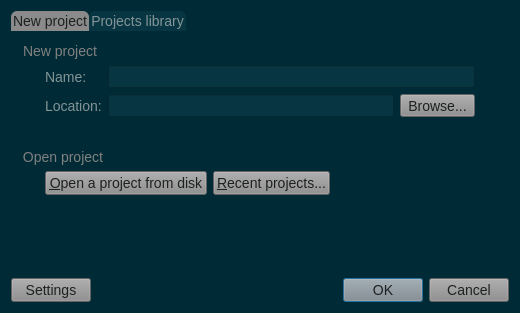
n3oxmind/gns3theme, file gns3-gui-2.1.4/gns3/ui/project_dialog.ui: the form before one commit.
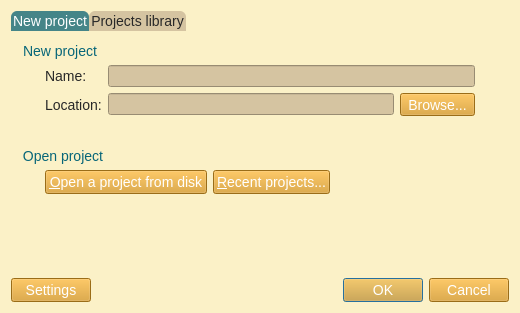
The form after the commit.

```diff
--- a/gns3-gui-2.1.4/gns3/ui/project_dialog.ui
+++ b/gns3-gui-2.1.4/gns3/ui/project_dialog.ui
@@ -18,27 +18,26 @@
   </property>
   <property name="styleSheet">
    <string notr="true">QWidget{
-	background-color: #002b36;
+	background-color: #fbf1c7;
 }
 QMenuBar::item{
-	background-color: #002b36;
+	background-color: #fbf1c7;
 }
 QDockWidget::title{
-	background: #073642;
+	background: #d5c4a1;
 	padding-left: 5px;
 }
 QDockWidget, QMenuBar{
-    color: #839496;
+    color: #282828;
     font: bold 14px;
 }
 QTextEdit, QPlainTextEdit, QLineEdit, QSpinBox, QComboBox {
-  background-color: #073642;
-  font: 13px;
-  color: #839496;
+  background-color: #d5c4a1;
+  color: #282828;
 }
 QTextEdit#uiConsoleTextEdit {
-  background-color: #002b36;
-  color: #839496;
+  background-color: #fbf1c7;
+  color: #282828;
   font: 13px;
 }
 QTabWidget {
@@ -46,84 +45,84 @@
 	border-top: 2px;
 }
 QTabBar::tab {
-    background: #073642;
-    color: #839496;
+    background: #d5c4a1;
+    color: #282828;
     min-width: 8ex;
     padding: 2px;
 	border-top-right-radius: 6px;
 	border-top-left-radius: 6px;
 }
 QTabBar::tab:selected {
-    background: #8a8a8a;
-	color: #1d2021;
+    background: #458588;
+	color: #FFFFFF;
 }
 QGroupBox {
-    color: #808080;
+    color: #076678;
     font: 14px;
     padding: 15px;
     border-style: none;
 }
 QMainWindow::separator {
-	background: #073642;
+	background: #d5c4a1;
 	width: 1px;
 	height: 1px;
 }
 QComboBox {
-	selection-background-color: #d75f00;
-	selection-color: #1c1c1c;
+	selection-background-color: #458588;
+	selection-color: #FFFFFF;
 }
 
 QToolBar{
-	background: #073642;
+	background: #d5c4a1;
 	border: 0px;
 }
 QPushButton {
-	background-color: #8a8a8a;
-    color: #1d2021;
+	background-color: #d79921;
+    color: #FFFFFF;
 	font: 14px;
 }
 QToolButton {
-	background-color: #8a8a8a;
-    color: #1d2021;
+	background-color: #d79921;
+    color: #FFFFFF;
 	font: 14px;
 }
 QTreeWidget, QListWidget {
-	background-color: #002b36;
-	color: #839496;
-    alternate-background-color: #073642;
+	background-color: #fbf1c7;
+	color: #282828;
+    alternate-background-color: #d5c4a1; 
 	font: 14px;
 }
 QTreeWidget#uiTreeWidget {
-	background-color: #073642;
-	color: #839496;
+	background-color: #d5c4a1;
+	color: #282828;
 	font: bold 16px;
 }
 QTreeWidget::item:selected, QTreeWidget::item:hover, QMenu::item:selected,QToolButton::hover,QPushButton::hover,QTabBar::tab:hover {
-	background-color: #d75f00;
-	color: #1c1c1c;
+	background-color: #458588;
+	color: #FFFFFF;
 }
 QMenu {
 	background-color: #002b36;
     color: #839496;
 }
 QLabel {
-	color: #839496;
+	color: #282828;
 	font: 14px;
 }
 QLabel#uiTitleLabel {
-	color: #839496;
+	color: #282828;
 	font: bold 16px;
 }
 
 QAbstractScrollArea::corner {
-    background: #002b36;
+    background: #fbf1c7;
 }
 QScrollBar::handle:horizontal {
-    background: #073642;
+    background: #d5c4a1;
     min-width: 20px;
 }
 QScrollBar::handle:vertical {
-    background: #073642;
+    background: #d5c4a1;
     min-width: 20px;
 }
 QScrollBar:vertical {
@@ -142,12 +141,12 @@
   background: none
 }
 QStatusBar {
-	background-color: #073642;
-	color: #839496;
+	background-color: #d5c4a1;
+	color: #282828;
 }
 
 QRadioButton, QCheckBox {
-  color: #839496;
+  color: #282828;
 }
 QRadioButton::disabled, QCheckBox::disabled {
   color: gray;
```
Left out of the diff: 4 changed lines with no effect on the pictures.
